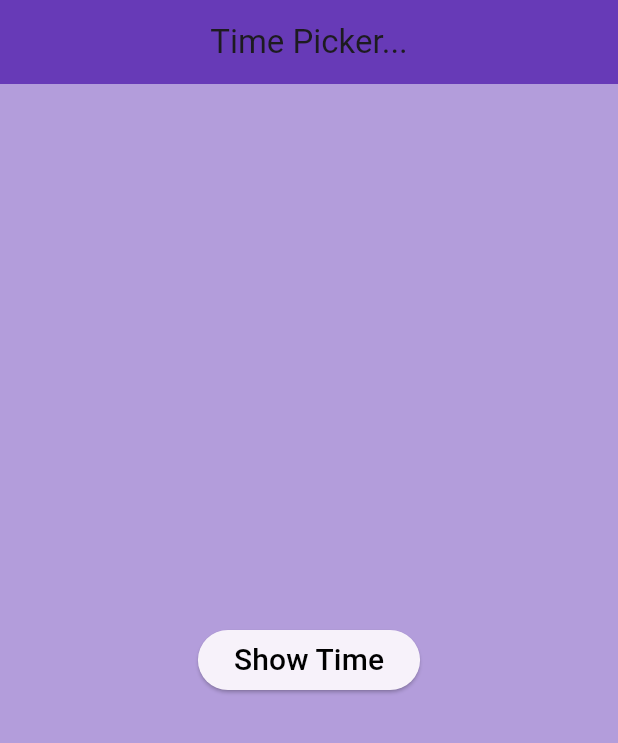
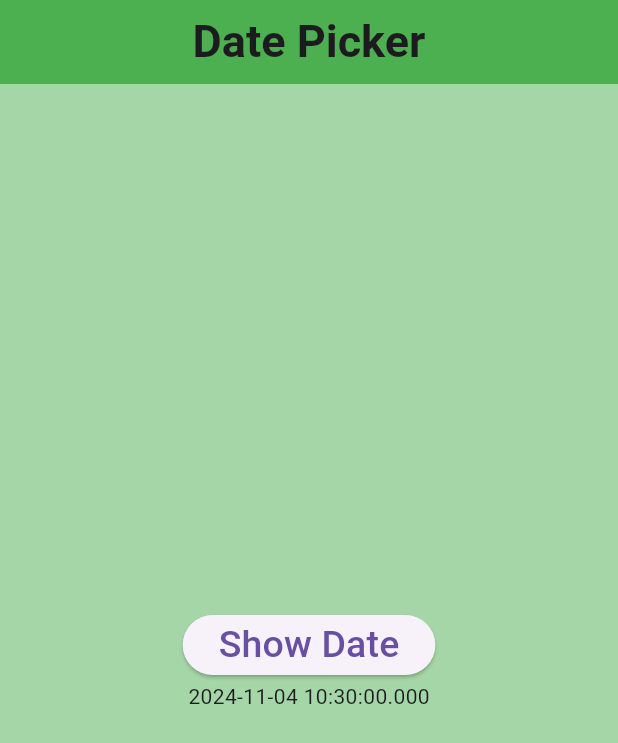
Before and after one commit to azizbekyokhubov1999/widgets_flutter_practise, a Flutter app: the screen it shows after launch, on a phone screen of 412 x 824 dp. Shown: the top 743 px of the screen. Run offline on Flutter 3.47's test engine with Material 3 defaults, Android fonts, the phone set to English and light mode, and no system bars; our stand-ins replace another_carousel_pro, flutter_slidable, liquid_pull_to_refresh, percent_indicator, readmore, slide_to_act.

Commit message:
for video 31 | Date picker widget

```diff
--- a/lib/main.dart
+++ b/lib/main.dart
@@ -4,6 +4,7 @@ import 'package:widgets_flutter_practise/pages/card_widget.dart';
 import 'package:widgets_flutter_practise/pages/check_box.dart';
 import 'package:widgets_flutter_practise/pages/choice_chip.dart';
 import 'package:widgets_flutter_practise/pages/data_table.dart';
+import 'package:widgets_flutter_practise/pages/date_picker.dart';
 import 'package:widgets_flutter_practise/pages/dialog_widget.dart';
 import 'package:widgets_flutter_practise/pages/dropdown_button.dart';
 import 'package:widgets_flutter_practise/pages/home_page.dart';
@@ -43,7 +44,7 @@ class MyApp extends StatelessWidget {
       theme: ThemeData(
         useMaterial3: true,
       ),
-      home: MyTime()
+      home: MyDatePicker()
     );
   }
 }
--- /dev/null
+++ b/lib/pages/date_picker.dart
@@ -0,0 +1,70 @@
+import 'package:flutter/material.dart';
+
+class MyDatePicker extends StatefulWidget {
+  const MyDatePicker({super.key});
+
+  @override
+  State<MyDatePicker> createState() => _MyDatePickerState();
+}
+
+class _MyDatePickerState extends State<MyDatePicker> {
+
+  DateTime date = DateTime.now();
+
+  void _selectDate() async {
+    DateTime? datePicker = await showDatePicker(
+        context: context,
+      initialDate: date,
+        firstDate: DateTime(1990),
+        lastDate: DateTime(2025),
+    );
+
+    if(datePicker != null && datePicker != date) {
+      setState(() {
+        date = datePicker;
+      });
+    }
+  }
+
+  @override
+  void initState() {
+    date = DateTime.now();
+    // TODO: implement initState
+    super.initState();
+  }
+
+  @override
+  Widget build(BuildContext context) {
+    return Scaffold(
+      appBar: AppBar(
+        title: Text('Date Picker',
+        style: TextStyle(
+          fontSize: 30,
+          fontWeight: FontWeight.bold
+        ),
+        ),
+        centerTitle: true,
+        backgroundColor: Colors.green,
+      ),
+      backgroundColor: Colors.green[200],
+      body: Center(
+        child: Column(
+          mainAxisAlignment: MainAxisAlignment.center,
+          children: [
+            ElevatedButton(
+                onPressed: _selectDate,
+                child: Text(
+                  "Show Date",
+                  style: TextStyle(
+                    fontSize: 25,
+                    fontWeight: FontWeight.w500,
+                  ),
+                )
+            ),
+            Text(date.toString())
+          ],
+        ),
+      ),
+    );
+  }
+}
```
